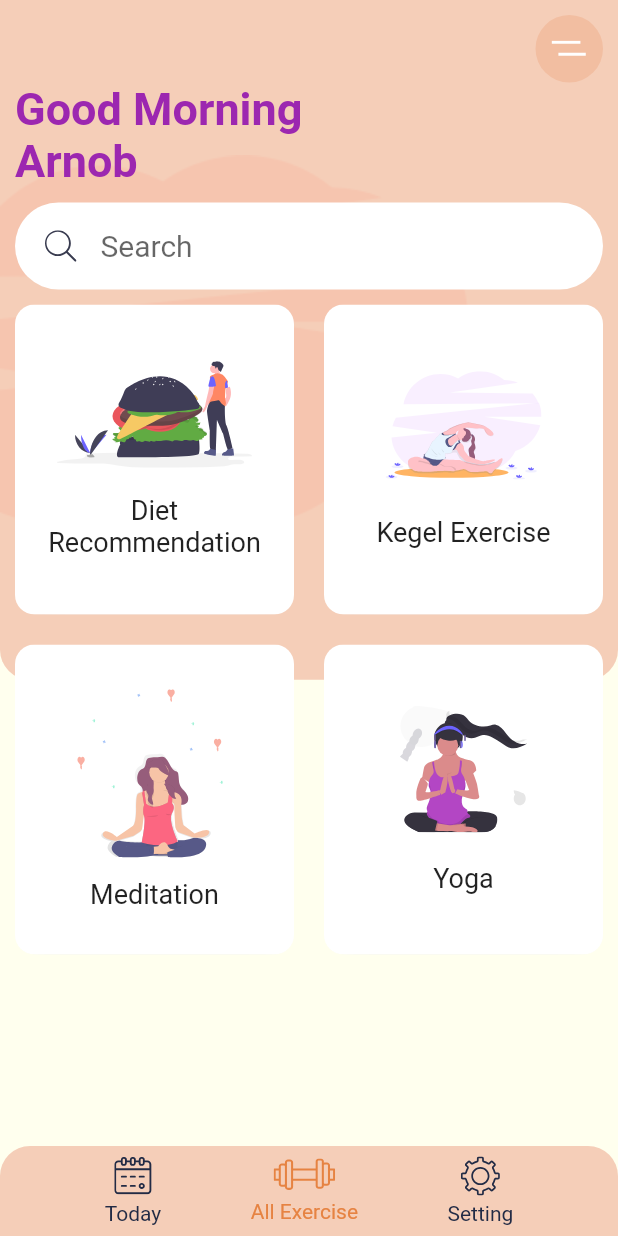
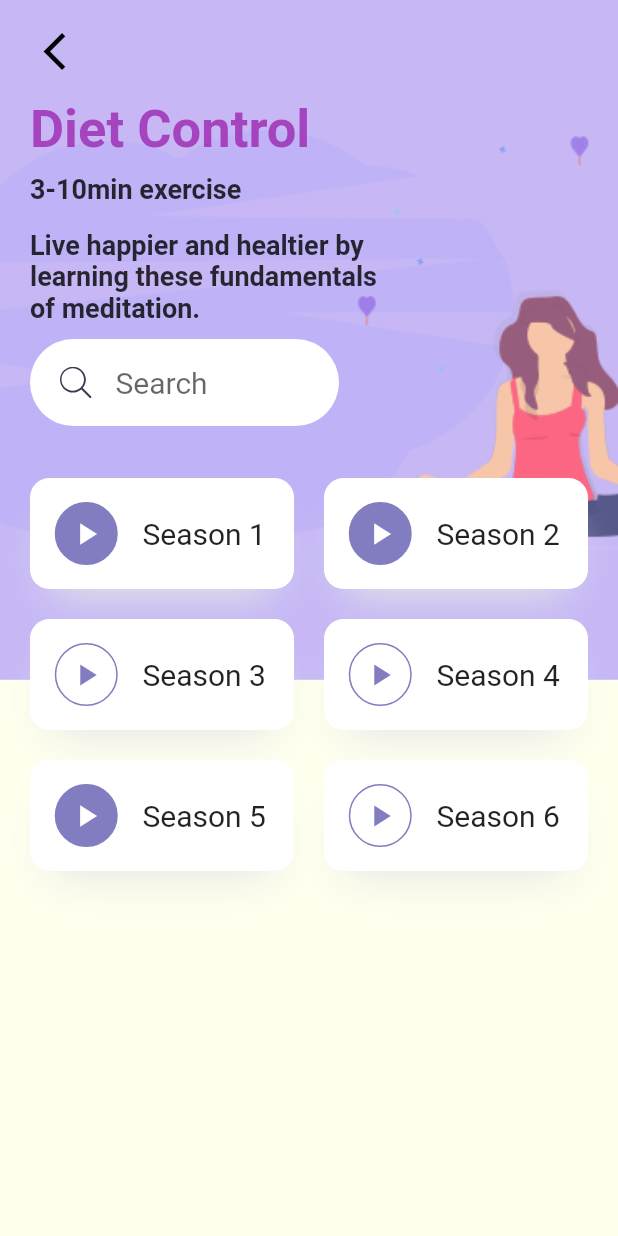
Before and after one commit to ArnobMahmud/Exercise-App-UI, a Flutter app: the screen it shows after launch, after a tap on "Diet Recommendation", on a phone screen of 412 x 824 dp. Run offline on Flutter 3.47's test engine with Material 2 defaults, Android fonts, the phone set to English and light mode, and no system bars; our stand-ins replace flutter_svg.

Commit message:
New page built

```diff
--- /dev/null
+++ b/lib/pages/diet-details-page.dart
@@ -0,0 +1,125 @@
+import 'package:exercise_app_ui/constants/constant.dart';
+import 'package:exercise_app_ui/pages/home-page.dart';
+import 'package:exercise_app_ui/widgets/SearchBar.dart';
+import 'package:exercise_app_ui/widgets/SeasonCard.dart';
+import 'package:flutter/material.dart';
+import 'package:flutter/rendering.dart';
+
+class DietDetailsPage extends StatelessWidget {
+  const DietDetailsPage({Key key}) : super(key: key);
+
+  @override
+  Widget build(BuildContext context) {
+    var height = MediaQuery.of(context).size.height;
+    var width = MediaQuery.of(context).size.width;
+    return Scaffold(
+      body: Stack(
+        children: [
+          Container(
+            height: height * 0.55,
+            decoration: BoxDecoration(
+                color: kBlueLightColor,
+                image: DecorationImage(
+                    image: AssetImage("assets/images/meditation_bg.png"),
+                    fit: BoxFit.fitWidth)),
+          ),
+          SafeArea(
+            child: Padding(
+              padding:
+                  const EdgeInsets.symmetric(horizontal: 20.0, vertical: 10.0),
+              child: Column(
+                crossAxisAlignment: CrossAxisAlignment.start,
+                children: [
+                  IconButton(
+                    icon: Icon(
+                      Icons.arrow_back_ios,
+                      size: 30.0,
+                      color: Colors.black,
+                    ),
+                    onPressed: () {
+                      Navigator.push(context,
+                          MaterialPageRoute(builder: (context) => HomePage()));
+                    },
+                  ),
+                  SizedBox(
+                    height: height * 0.01,
+                  ),
+                  Text(
+                    "Diet Control",
+                    style: TextStyle(
+                        fontSize: 35.0,
+                        color: Colors.purple.withOpacity(0.8),
+                        fontWeight: FontWeight.bold),
+                  ),
+                  SizedBox(
+                    height: height * 0.01,
+                  ),
+                  Text(
+                    "3-10min exercise",
+                    style: TextStyle(
+                        fontSize: 18.0,
+                        color: Colors.black.withOpacity(0.8),
+                        fontWeight: FontWeight.bold),
+                  ),
+                  SizedBox(
+                    height: height * 0.02,
+                  ),
+                  SizedBox(
+                    width: width * 0.6,
+                    child: Text(
+                      "Live happier and healtier by learning these fundamentals of meditation.",
+                      style: TextStyle(
+                          fontSize: 18.0,
+                          color: Colors.black.withOpacity(0.8),
+                          fontWeight: FontWeight.bold),
+                    ),
+                  ),
+                  SizedBox(width: width * 0.5, child: SearchBar()),
+                  SizedBox(
+                    height: height * 0.03,
+                  ),
+                  Wrap(
+                    spacing: 20,
+                    runSpacing: 20,
+                    children: [
+                      SeasonCard(
+                        seasonNum: 1,
+                        isDone: true,
+                        onPressed: () {},
+                      ),
+                      SeasonCard(
+                        seasonNum: 2,
+                        isDone: true,
+                        onPressed: () {},
+                      ),
+                      SeasonCard(
+                        seasonNum: 3,
+                        isDone: false,
+                        onPressed: () {},
+                      ),
+                      SeasonCard(
+                        seasonNum: 4,
+                        isDone: false,
+                        onPressed: () {},
+                      ),
+                      SeasonCard(
+                        seasonNum: 5,
+                        isDone: true,
+                        onPressed: () {},
+                      ),
+                      SeasonCard(
+                        seasonNum: 6,
+                        isDone: false,
+                        onPressed: () {},
+                      ),
+                    ],
+                  )
+                ],
+              ),
+            ),
+          )
+        ],
+      ),
+    );
+  }
+}
--- a/lib/pages/home-page.dart
+++ b/lib/pages/home-page.dart
@@ -1,4 +1,5 @@
 import 'package:exercise_app_ui/pages/details-page.dart';
+import 'package:exercise_app_ui/pages/diet-details-page.dart';
 import 'package:exercise_app_ui/widgets/BottomNavBar.dart';
 import 'package:exercise_app_ui/widgets/CategoryCard.dart';
 import 'package:exercise_app_ui/widgets/SearchBar.dart';
@@ -94,7 +95,12 @@ class HomePage extends StatelessWidget {
                         CategoryCard(
                           title: "Diet Recommendation",
                           svgSrc: "assets/icons/Hamburger.svg",
-                          onPressed: () {},
+                          onPressed: () {
+                            Navigator.push(
+                                context,
+                                MaterialPageRoute(
+                                    builder: (context) => DietDetailsPage()));
+                          },
                         ),
                         CategoryCard(
                           title: "Kegel Exercise",
```
